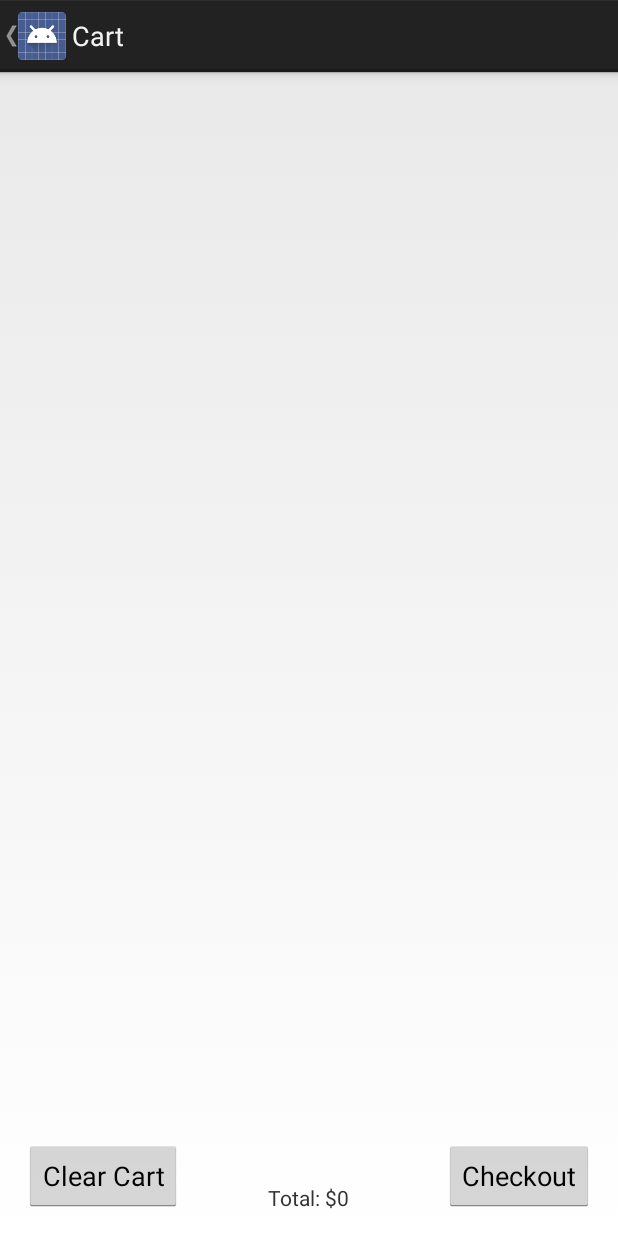
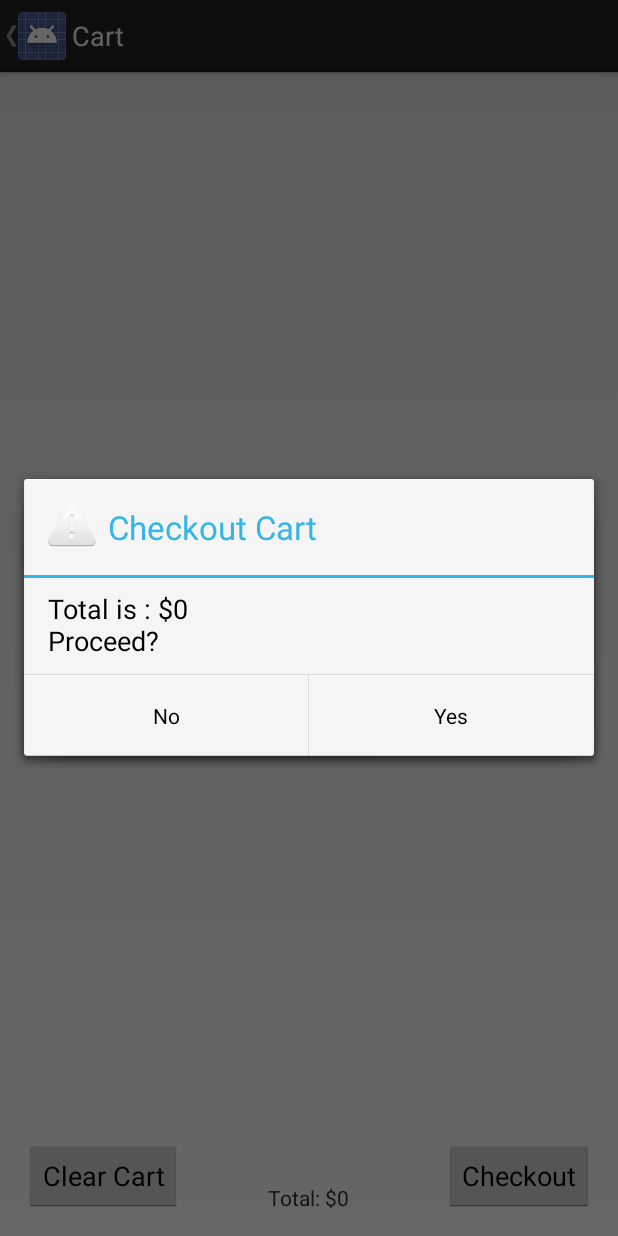
Before and after one commit to Witidek/UCSC-Meal-Builder, an Android app: the CartActivity screen opened directly, with no data from a screen before it, after a tap on "Checkout", on a phone screen of 412 x 824 dp. Run offline under Robolectric (Android 15) with nearby library versions, the phone set to English and light mode, and no system bars; libraries missing offline, so code that uses them is left out: com.readystatesoftware.sqliteasset; 8 statements that could not run were skipped.

Commit message:
Added More Alert Dialogs
Added at Checkout and when going over budget

```diff
--- a/UCSC_Meal_Builder/app/src/main/java/com/example/sam/ucsc_meal_builder/CartActivity.java
+++ b/UCSC_Meal_Builder/app/src/main/java/com/example/sam/ucsc_meal_builder/CartActivity.java
@@ -123,6 +123,12 @@ public class CartActivity extends ListActivity {
     public void onClickCheckout(View view) {
         // PROMPT CONFIRMATION FOR CHECKOUT----------------------------
         // Subtract total from meals and flexis balance
+        AlertDialog.Builder alertDialog = new AlertDialog.Builder(this);
+        alertDialog.setTitle("Checkout Cart");
+        String confirm ="Total is : $" +  cart.getTotal().toString()+"\n" + "Proceed?" ;
+        alertDialog.setMessage(confirm);
+        alertDialog.setPositiveButton("Yes", new DialogInterface.OnClickListener() {
+            public void onClick(DialogInterface dialog, int which) {
                 BigDecimal totalMeals = new BigDecimal(sharedPrefs.getInt("meals", 0));
                 BigDecimal totalFlexies = new BigDecimal(sharedPrefs.getString("flexis", "0"));
                 BigDecimal valueMeal = new BigDecimal(8);
@@ -153,5 +159,18 @@ public class CartActivity extends ListActivity {
                 // Update ListView and total text
                 adapter.notifyDataSetChanged();
                 textView.setText(String.format("Total: $%s", cart.getTotal().toString()));
+
+            }
+        });
+
+        alertDialog.setNegativeButton("No", new DialogInterface.OnClickListener() {
+            public void onClick(DialogInterface dialog, int which) {
+                // Leaving Blank
+            }
+        });
+        alertDialog.setIcon(android.R.drawable.ic_dialog_alert);
+        alertDialog.show();
+
+
     }
 }
```
Also changed, not shown: UCSC_Meal_Builder/app/src/main/java/com/example/sam/ucsc_meal_builder/MenuActivity.java (+19 -1 lines). Lines whose indentation alone changed are shown as unchanged.
